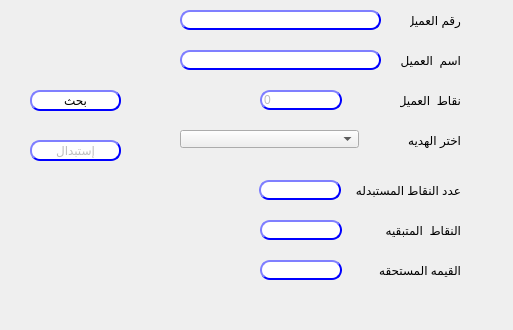
This is presentation/loyalty_ui/modifyCustomerCard.ui in shymaa123456/HyperPOS2020 as Qt 5 draws it before an edit. The edited form follows.
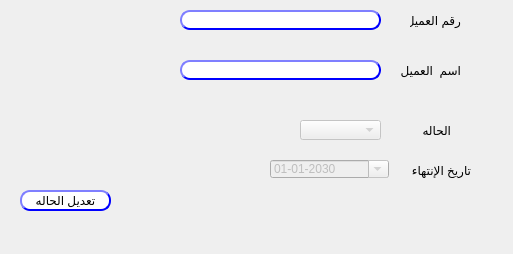
This is the edited form.

Commit message: customer card

Patch:
```diff
--- a/presentation/loyalty_ui/modifyCustomerCard.ui
+++ b/presentation/loyalty_ui/modifyCustomerCard.ui
@@ -7,7 +7,7 @@
     <x>0</x>
     <y>0</y>
     <width>513</width>
-    <height>330</height>
+    <height>254</height>
    </rect>
   </property>
   <property name="windowTitle">
@@ -19,8 +19,8 @@
    </property>
    <property name="geometry">
     <rect>
-     <x>30</x>
-     <y>90</y>
+     <x>20</x>
+     <y>190</y>
      <width>91</width>
      <height>21</height>
     </rect>
@@ -51,87 +51,10 @@
                                     </string>
    </property>
    <property name="text">
-    <string>بحث</string>
+    <string>تعديل الحاله</string>
    </property>
   </widget>
-  <widget class="QPushButton" name="Qbtn_replace">
-   <property name="enabled">
-    <bool>false</bool>
-   </property>
-   <property name="geometry">
-    <rect>
-     <x>30</x>
-     <y>140</y>
-     <width>91</width>
-     <height>21</height>
-    </rect>
-   </property>
-   <property name="styleSheet">
-    <string notr="true">QPushButton{
-                                        background-color: white;
-                                        border-style: outset;
-                                        border-width: 2px;
-                                        border-radius: 10px;
-                                        border-color: blue;
-                                        min-width:6em;
-                                       }
-                                        QPushButton:hover {
-                                        background: qradialgradient(
-                                        cx: 0.3, cy: -0.4, fx: 0.3, fy: -0.4,
-                                        radius: 1.35, stop: 0 #fff, stop: 1 #bbb
-                                        );
-                                        }
-                                        QPushButton:pressed {
-                                        border-style: inset;
-                                        background: qradialgradient(
-                                        cx: 0.4, cy: -0.1, fx: 0.4, fy: -0.1,
-                                        radius: 1.35, stop: 0 #fff, stop: 1 #ddd
-                                        );
-                                        }
-                                    
-                                    </string>
-   </property>
-   <property name="text">
-    <string>إستبدال</string>
-   </property>
-  </widget>
-  <widget class="QLabel" name="label_20">
-   <property name="geometry">
-    <rect>
-     <x>370</x>
-     <y>130</y>
-     <width>91</width>
-     <height>20</height>
-    </rect>
-   </property>
-   <property name="text">
-    <string>اختر الهديه</string>
-   </property>
-  </widget>
-  <widget class="QComboBox" name="CMB_redeemItem">
-   <property name="geometry">
-    <rect>
-     <x>180</x>
-     <y>130</y>
-     <width>179</width>
-     <height>18</height>
-    </rect>
-   </property>
-  </widget>
-  <widget class="QLabel" name="label_16">
-   <property name="geometry">
-    <rect>
-     <x>400</x>
-     <y>90</y>
-     <width>61</width>
-     <height>20</height>
-    </rect>
-   </property>
-   <property name="text">
-    <string>نقاط  العميل</string>
-   </property>
-  </widget>
-  <widget class="QLineEdit" name="Qline_cust">
+  <widget class="QLineEdit" name="LE_custNo">
    <property name="geometry">
     <rect>
      <x>180</x>
@@ -169,7 +92,7 @@
    <property name="geometry">
     <rect>
      <x>400</x>
-     <y>50</y>
+     <y>60</y>
      <width>61</width>
      <height>20</height>
     </rect>
@@ -198,7 +121,7 @@
    <property name="geometry">
     <rect>
      <x>180</x>
-     <y>50</y>
+     <y>60</y>
      <width>201</width>
      <height>20</height>
     </rect>
@@ -228,203 +151,75 @@
                                     </string>
    </property>
   </widget>
-  <widget class="QLineEdit" name="Qline_points">
+  <widget class="QComboBox" name="CMB_status">
    <property name="enabled">
     <bool>false</bool>
    </property>
    <property name="geometry">
     <rect>
-     <x>260</x>
-     <y>90</y>
-     <width>82</width>
+     <x>300</x>
+     <y>120</y>
+     <width>81</width>
      <height>20</height>
     </rect>
    </property>
-   <property name="styleSheet">
-    <string notr="true">QLineEdit{
-                                        background-color: white;
-                                        border-style: outset;
-                                        border-width: 2px;
-                                        border-radius: 10px;
-                                        border-color: blue;
-                                        min-width: 6em;
-                                        }
-                                        QLineEdit:hover {
-                                        background: qradialgradient(
-                                        cx: 0.3, cy: -0.4, fx: 0.3, fy: -0.4,
-                                        radius: 1.35, stop: 0 #fff, stop: 1 #bbb
-                                        );
-                                        }
-                                       QLineEdit:pressed {
-                                        border-style: inset;
-                                        background: qradialgradient(
-                                        cx: 0.4, cy: -0.1, fx: 0.4, fy: -0.1,
-                                        radius: 1.35, stop: 0 #fff, stop: 1 #ddd
-                                        );
-                                        }
-                                    </string>
-   </property>
-   <property name="text">
-    <string>0</string>
-   </property>
   </widget>
-  <widget class="QLineEdit" name="Qline_replace">
+  <widget class="QLabel" name="label_16">
    <property name="enabled">
     <bool>true</bool>
    </property>
    <property name="geometry">
     <rect>
-     <x>259</x>
-     <y>180</y>
-     <width>82</width>
+     <x>410</x>
+     <y>120</y>
+     <width>41</width>
      <height>20</height>
     </rect>
    </property>
-   <property name="styleSheet">
-    <string notr="true">QLineEdit{
-                                        background-color: white;
-                                        border-style: outset;
-                                        border-width: 2px;
-                                        border-radius: 10px;
-                                        border-color: blue;
-                                        min-width: 6em;
-                                        }
-                                        QLineEdit:hover {
-                                        background: qradialgradient(
-                                        cx: 0.3, cy: -0.4, fx: 0.3, fy: -0.4,
-                                        radius: 1.35, stop: 0 #fff, stop: 1 #bbb
-                                        );
-                                        }
-                                       QLineEdit:pressed {
-                                        border-style: inset;
-                                        background: qradialgradient(
-                                        cx: 0.4, cy: -0.1, fx: 0.4, fy: -0.1,
-                                        radius: 1.35, stop: 0 #fff, stop: 1 #ddd
-                                        );
-                                        }
-                                    </string>
-   </property>
    <property name="text">
-    <string/>
+    <string>الحاله</string>
    </property>
   </widget>
   <widget class="QLabel" name="label_18">
    <property name="geometry">
     <rect>
-     <x>370</x>
-     <y>220</y>
-     <width>91</width>
+     <x>390</x>
+     <y>160</y>
+     <width>81</width>
      <height>20</height>
     </rect>
    </property>
    <property name="text">
-    <string>النقاط  المتبقيه</string>
+    <string>تاريخ الإنتهاء</string>
    </property>
   </widget>
-  <widget class="QLabel" name="label_19">
-   <property name="geometry">
-    <rect>
-     <x>370</x>
-     <y>260</y>
-     <width>91</width>
-     <height>20</height>
-    </rect>
-   </property>
-   <property name="text">
-    <string>القيمه المستحقه</string>
-   </property>
-  </widget>
-  <widget class="QLineEdit" name="Qline_remainder">
+  <widget class="QDateEdit" name="expire_date">
    <property name="enabled">
     <bool>false</bool>
    </property>
    <property name="geometry">
     <rect>
-     <x>260</x>
-     <y>220</y>
-     <width>82</width>
-     <height>20</height>
+     <x>270</x>
+     <y>160</y>
+     <width>119</width>
+     <height>18</height>
     </rect>
    </property>
-   <property name="styleSheet">
-    <string notr="true">QLineEdit{
-                                        background-color: white;
-                                        border-style: outset;
-                                        border-width: 2px;
-                                        border-radius: 10px;
-                                        border-color: blue;
-                                        min-width: 6em;
-                                        }
-                                        QLineEdit:hover {
-                                        background: qradialgradient(
-                                        cx: 0.3, cy: -0.4, fx: 0.3, fy: -0.4,
-                                        radius: 1.35, stop: 0 #fff, stop: 1 #bbb
-                                        );
-                                        }
-                                       QLineEdit:pressed {
-                                        border-style: inset;
-                                        background: qradialgradient(
-                                        cx: 0.4, cy: -0.1, fx: 0.4, fy: -0.1,
-                                        radius: 1.35, stop: 0 #fff, stop: 1 #ddd
-                                        );
-                                        }
-                                    </string>
+   <property name="layoutDirection">
+    <enum>Qt::LeftToRight</enum>
    </property>
-   <property name="text">
-    <string/>
+   <property name="displayFormat">
+    <string>dd-MM-yyyy</string>
    </property>
-  </widget>
-  <widget class="QLabel" name="label_17">
-   <property name="geometry">
-    <rect>
-     <x>350</x>
-     <y>180</y>
-     <width>111</width>
-     <height>20</height>
-    </rect>
+   <property name="calendarPopup">
+    <bool>true</bool>
    </property>
-   <property name="text">
-    <string>عدد النقاط المستبدله</string>
-   </property>
-  </widget>
-  <widget class="QLineEdit" name="Qline_point_value">
-   <property name="enabled">
-    <bool>false</bool>
-   </property>
-   <property name="geometry">
-    <rect>
-     <x>260</x>
-     <y>260</y>
-     <width>82</width>
-     <height>20</height>
-    </rect>
-   </property>
-   <property name="styleSheet">
-    <string notr="true">QLineEdit{
-                                        background-color: white;
-                                        border-style: outset;
-                                        border-width: 2px;
-                                        border-radius: 10px;
-                                        border-color: blue;
-                                        min-width: 6em;
-                                        }
-                                        QLineEdit:hover {
-                                        background: qradialgradient(
-                                        cx: 0.3, cy: -0.4, fx: 0.3, fy: -0.4,
-                                        radius: 1.35, stop: 0 #fff, stop: 1 #bbb
-                                        );
-                                        }
-                                       QLineEdit:pressed {
-                                        border-style: inset;
-                                        background: qradialgradient(
-                                        cx: 0.4, cy: -0.1, fx: 0.4, fy: -0.1,
-                                        radius: 1.35, stop: 0 #fff, stop: 1 #ddd
-                                        );
-                                        }
-                                    </string>
-   </property>
-   <property name="text">
-    <string/>
+   <property name="date">
+    <date>
+     <year>2030</year>
+     <month>1</month>
+     <day>1</day>
+    </date>
    </property>
   </widget>
  </widget>
```
Left out of the diff: 8 changed lines with no effect on the pictures. The commit also changes 1 other file.
